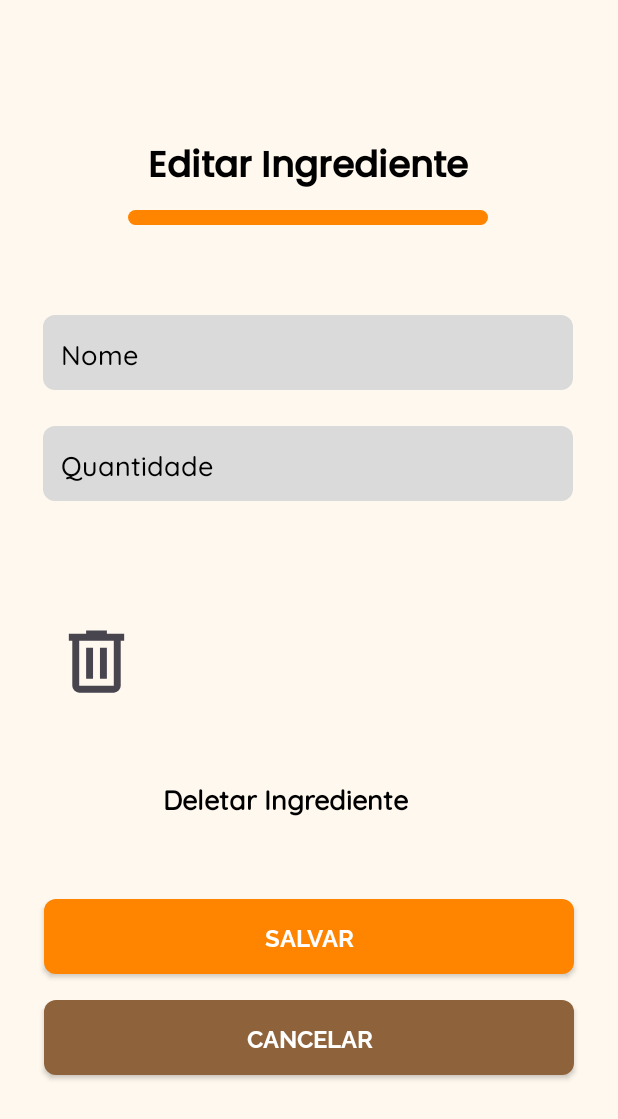
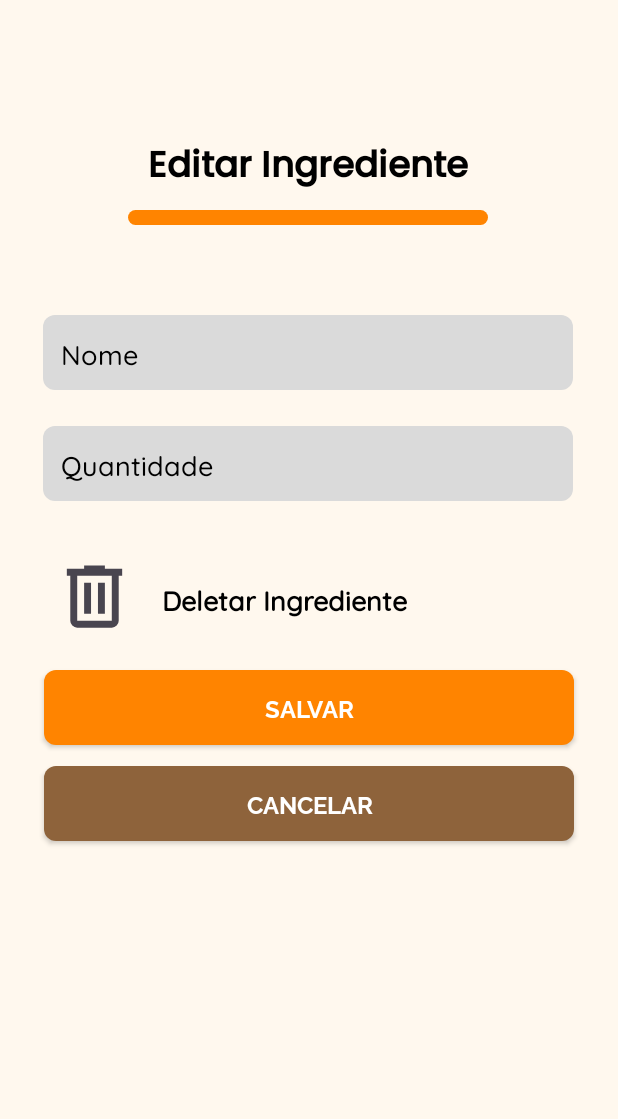
Before and after one commit to ratio-culinae-proj-final/RC-Android, an Android app: the EditIngredientesActivity screen opened directly, with no data from a screen before it, on a phone screen of 412 x 824 dp. Shown: the top 1119 px of the screen. Run offline under Robolectric (Android 15) with nearby library versions, the phone set to English and light mode, and no system bars; our stand-ins replace Room's generated code; 1 statement that could not run was skipped.

Commit message:
melhorando design parte 2 + fazendo uns ajustes e verificando o funcionamento do sistema

```diff
--- a/app/src/main/res/layout/activity_edit_ingredientes.xml
+++ b/app/src/main/res/layout/activity_edit_ingredientes.xml
@@ -73,8 +73,8 @@
         android:id="@+id/btnDelete"
         android:layout_width="70dp"
         android:layout_height="55dp"
-        android:layout_marginStart="29dp"
-        android:layout_marginTop="79dp"
+        android:layout_marginStart="28dp"
+        android:layout_marginTop="36dp"
         app:layout_constraintStart_toStartOf="parent"
         app:layout_constraintTop_toBottomOf="@+id/idNovaQuantidade"
         app:srcCompat="@drawable/delete_24px" />
@@ -84,42 +84,40 @@
         style="@style/CorpoTexto"
         android:layout_width="217dp"
         android:layout_height="27dp"
-        android:layout_marginStart="9dp"
-        android:layout_marginEnd="86dp"
-        android:layout_marginBottom="53dp"
+        android:layout_marginStart="10dp"
+        android:layout_marginTop="52dp"
         android:text="Deletar Ingrediente"
         android:textAlignment="textStart"
         android:textColor="#000000"
         android:textSize="18sp"
         android:textStyle="bold"
-        app:layout_constraintBottom_toTopOf="@+id/btnSalvarEdit"
-        app:layout_constraintEnd_toEndOf="parent"
-        app:layout_constraintStart_toEndOf="@+id/btnDelete" />
+        app:layout_constraintStart_toEndOf="@+id/btnDelete"
+        app:layout_constraintTop_toBottomOf="@+id/idNovaQuantidade" />
 
     <androidx.appcompat.widget.AppCompatButton
         android:id="@+id/btnSalvarEdit"
         style="@style/TextButtonBold"
         android:layout_width="353dp"
         android:layout_height="50dp"
-        android:layout_marginEnd="29dp"
-        android:layout_marginBottom="17dp"
+        android:layout_marginTop="21dp"
         android:background="@drawable/button_background_orange"
         android:text="Salvar"
         android:textColor="@color/white"
-        app:layout_constraintBottom_toTopOf="@+id/btnCancelarEdit"
-        app:layout_constraintEnd_toEndOf="parent" />
+        app:layout_constraintEnd_toEndOf="parent"
+        app:layout_constraintStart_toStartOf="parent"
+        app:layout_constraintTop_toBottomOf="@+id/btnDelete" />
 
     <androidx.appcompat.widget.AppCompatButton
         android:id="@+id/btnCancelarEdit"
         style="@style/TextButtonBold"
         android:layout_width="353dp"
         android:layout_height="50dp"
-        android:layout_marginEnd="29dp"
-        android:layout_marginBottom="107dp"
+        android:layout_marginTop="14dp"
         android:background="@drawable/button_background_brown"
         android:text="Cancelar"
         android:textColor="@color/white"
-        app:layout_constraintBottom_toBottomOf="parent"
-        app:layout_constraintEnd_toEndOf="parent" />
+        app:layout_constraintEnd_toEndOf="parent"
+        app:layout_constraintStart_toStartOf="parent"
+        app:layout_constraintTop_toBottomOf="@+id/btnSalvarEdit" />
 
 </androidx.constraintlayout.widget.ConstraintLayout>
```
Also changed, not shown: app/src/main/res/layout/activity_home_page.xml (+3 -5 lines), app/src/main/res/layout/activity_sugestoes_receitas.xml (+16 -10 lines), app/src/main/res/layout/card_receita_item.xml (+19 -13 lines), app/src/main/res/layout/modal_detalhes_receita.xml (+9 -3 lines).
